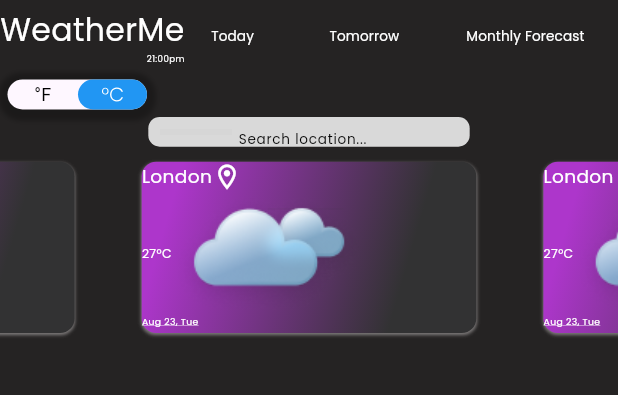
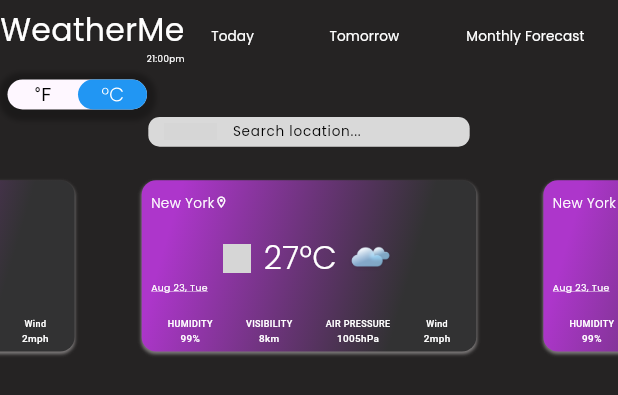
Before and after one commit to JohnOlorunsogo/WeatherMe-Website-UI-Design, a Flutter app: the DesktopLayout widget shown alone on an empty page, opened directly, on a phone screen of 412 x 824 dp. Shown: the top 395 px of the screen. Run offline on Flutter 3.47's test engine with Material 2 defaults, Android fonts, the light colour scheme and no system bars; drawn by our look-alikes of animated_toggle_switch; our stand-ins replace flutter_svg, google_fonts; grey boxes are pictures that could not be loaded.

Commit message:
designing time weather card

```diff
--- a/lib/desktop_layout.dart
+++ b/lib/desktop_layout.dart
@@ -2,6 +2,7 @@ import 'package:animated_toggle_switch/animated_toggle_switch.dart';
 import 'package:flutter/material.dart';
 import 'package:flutter_svg/flutter_svg.dart';
 import 'package:google_fonts/google_fonts.dart';
+import 'package:weatherme_website/model.dart';
 
 class DesktopLayout extends StatelessWidget {
   DesktopLayout({super.key});
@@ -114,7 +115,9 @@ class DesktopLayout extends StatelessWidget {
                 ),
                 child: Center(
                   child: Padding(
-                    padding: const EdgeInsets.symmetric(horizontal: 8),
+                    padding: EdgeInsets.symmetric(
+                      horizontal: size.width * 0.01,
+                    ),
                     child: TextField(
                       style: GoogleFonts.poppins(
                         color: Colors.black,
@@ -122,17 +125,25 @@ class DesktopLayout extends StatelessWidget {
                         fontWeight: FontWeight.w400,
                       ),
                       decoration: InputDecoration(
-                        border: InputBorder.none,
+                        border: const OutlineInputBorder(
+                          borderSide: BorderSide.none,
+                        ),
                         prefixIcon: Padding(
-                          padding: const EdgeInsets.symmetric(vertical: 8.0),
+                          padding: EdgeInsets.symmetric(
+                            vertical: size.width * 0.01,
+                            horizontal: size.width * 0.015,
+                          ),
                           child: Image.asset(
                             'assets/🦆 icon _search_.png',
-                            // height: 5,
+                            // height: 1,
+                            // width: size.width * 0.0007,
                           ),
                         ),
-                        contentPadding: EdgeInsets.symmetric(
-                          horizontal: size.width * 0.02,
-                          vertical: size.width * 0.0183,
+                        contentPadding: EdgeInsets.only(
+                          left: size.width * 0.02,
+                          right: size.width * 0.02,
+                          // top: size.width * 0.0183,
+                          bottom: size.width * 0.0183,
                         ),
                         hintText: 'Search location...',
                         hintStyle: GoogleFonts.poppins(
@@ -145,6 +156,10 @@ class DesktopLayout extends StatelessWidget {
                   ),
                 ),
               ),
+
+              //weather card
+              SizedBox(height: size.width * 0.03),
+
               SizedBox(
                 width: size.width,
                 height: size.width * 0.3257,
@@ -152,9 +167,39 @@ class DesktopLayout extends StatelessWidget {
                   controller: pageController,
                   scrollDirection: Axis.horizontal,
                   children: [
-                    WeatherCard(size: size),
-                    WeatherCard(size: size),
-                    WeatherCard(size: size),
+                    WeatherCard(
+                      size: size,
+                      weather: Weather(
+                        city: 'New York',
+                        temperature: 27,
+                        humidity: 99,
+                        windSpeed: 2,
+                        visibility: 8,
+                        airPressure: 1005,
+                      ),
+                    ),
+                    WeatherCard(
+                      size: size,
+                      weather: Weather(
+                        city: 'New York',
+                        temperature: 27,
+                        humidity: 99,
+                        windSpeed: 2,
+                        visibility: 8,
+                        airPressure: 1005,
+                      ),
+                    ),
+                    WeatherCard(
+                      size: size,
+                      weather: Weather(
+                        city: 'New York',
+                        temperature: 27,
+                        humidity: 99,
+                        windSpeed: 2,
+                        visibility: 8,
+                        airPressure: 1005,
+                      ),
+                    ),
                   ],
                 ),
 
@@ -227,13 +272,24 @@ class _TempUnitSwitchState extends State<TempUnitSwitch> {
 }
 
 class WeatherCard extends StatelessWidget {
-  const WeatherCard({required this.size, super.key});
+  const WeatherCard({
+    required this.size,
+    required this.weather,
+    super.key,
+  });
   final Size size;
+  final Weather weather;
   @override
   Widget build(BuildContext context) {
     return Padding(
       padding: const EdgeInsets.all(10),
       child: Container(
+        padding: EdgeInsets.only(
+          top: size.width * 0.02,
+          bottom: size.width * 0.01,
+          right: size.width * 0.015,
+          left: size.width * 0.015,
+        ),
         margin: EdgeInsets.symmetric(horizontal: size.width * 0.03),
         // width: 817,
         // height: 425,
@@ -269,33 +325,50 @@ class WeatherCard extends StatelessWidget {
         ),
 
         child: Column(
+          mainAxisAlignment: MainAxisAlignment.spaceBetween,
+          crossAxisAlignment: CrossAxisAlignment.center,
           children: [
             Row(
               children: [
                 Text(
-                  "London",
+                  weather.city,
                   style: GoogleFonts.poppins(
                     color: Colors.white,
-                    fontSize: size.width * 0.03,
-                    fontWeight: FontWeight.w400,
+                    fontSize: size.width * 0.022,
+                    fontWeight: FontWeight.w300,
                   ),
                 ),
-                const Icon(Icons.location_on_outlined,
-                    color: Colors.white, size: 20),
+                Icon(
+                  Icons.location_on_outlined,
+                  color: Colors.white,
+                  size: size.width * 0.022,
+                  weight: 0.1,
+                ),
               ],
             ),
+            Column(
+              children: [
                 Row(
+                  mainAxisAlignment: MainAxisAlignment.center,
                   children: [
-                Image.asset('assets/🦆 icon _temperature_.png'),
+                    Image.asset(
+                      'assets/🦆 icon _temperature_.png',
+                      height: size.width * 0.0457,
+                    ),
+                    SizedBox(width: size.width * 0.02),
                     Text(
-                  '27°C',
+                      '${weather.temperature.toInt()}°C',
                       style: GoogleFonts.poppins(
                         color: Colors.white,
-                    fontSize: size.width * 0.02,
-                    fontWeight: FontWeight.w400,
+                        fontSize: size.width * 0.0512,
+                        fontWeight: FontWeight.w300,
                       ),
                     ),
-                Image.asset('assets/Cloud2.png'),
+                    SizedBox(width: size.width * 0.015),
+                    Image.asset(
+                      'assets/Cloud2.png',
+                      height: size.width * 0.05,
+                    ),
                   ],
                 ),
                 Row(
@@ -311,6 +384,94 @@ class WeatherCard extends StatelessWidget {
                       ),
                     ),
                   ],
+                ),
+              ],
+            ),
+            // SizedBox(height: size.width * 0.0001),
+            Row(
+              mainAxisAlignment: MainAxisAlignment.spaceAround,
+              children: [
+                Column(
+                  children: [
+                    Text(
+                      'HUMIDITY',
+                      style: TextStyle(
+                        color: Colors.white,
+                        fontSize: size.width * 0.0146,
+                        fontWeight: FontWeight.w500,
+                      ),
+                    ),
+                    Text(
+                      '${weather.humidity}%',
+                      style: TextStyle(
+                        color: Colors.white,
+                        fontSize: size.width * 0.0161,
+                        fontWeight: FontWeight.w500,
+                      ),
+                    ),
+                  ],
+                ),
+                Column(
+                  children: [
+                    Text(
+                      'VISIBILITY',
+                      style: TextStyle(
+                        color: Colors.white,
+                        fontSize: size.width * 0.0146,
+                        fontWeight: FontWeight.w500,
+                      ),
+                    ),
+                    Text(
+                      '${weather.visibility}km',
+                      style: TextStyle(
+                        color: Colors.white,
+                        fontSize: size.width * 0.0161,
+                        fontWeight: FontWeight.w500,
+                      ),
+                    ),
+                  ],
+                ),
+                Column(
+                  children: [
+                    Text(
+                      'AIR PRESSURE',
+                      style: TextStyle(
+                        color: Colors.white,
+                        fontSize: size.width * 0.0146,
+                        fontWeight: FontWeight.w500,
+                      ),
+                    ),
+                    Text(
+                      '${weather.airPressure}hPa',
+                      style: TextStyle(
+                        color: Colors.white,
+                        fontSize: size.width * 0.0161,
+                        fontWeight: FontWeight.w500,
+                      ),
+                    ),
+                  ],
+                ),
+                Column(
+                  children: [
+                    Text(
+                      'Wind',
+                      style: TextStyle(
+                        color: Colors.white,
+                        fontSize: size.width * 0.0146,
+                        fontWeight: FontWeight.w500,
+                      ),
+                    ),
+                    Text(
+                      '${weather.windSpeed.toInt()}mph',
+                      style: TextStyle(
+                        color: Colors.white,
+                        fontSize: size.width * 0.0161,
+                        fontWeight: FontWeight.w500,
+                      ),
+                    ),
+                  ],
+                ),
+              ],
             )
           ],
         ),
--- /dev/null
+++ b/lib/model.dart
@@ -0,0 +1,28 @@
+class Weather {
+  final String city;
+  final double temperature;
+  final int humidity;
+  final double windSpeed;
+  final int visibility;
+  final int airPressure;
+
+  Weather({
+    required this.city,
+    required this.temperature,
+    required this.humidity,
+    required this.windSpeed,
+    required this.visibility,
+    required this.airPressure,
+  });
+
+  factory Weather.fromJson(Map<String, dynamic> json) {
+    return Weather(
+      city: json['name'],
+      temperature: json['temp'],
+      humidity: json['humidity'],
+      windSpeed: json['windSpeed'],
+      visibility: json['visibility'],
+      airPressure: json['pressure'],
+    );
+  }
+}
```
Lines whose indentation alone changed are shown as unchanged.
